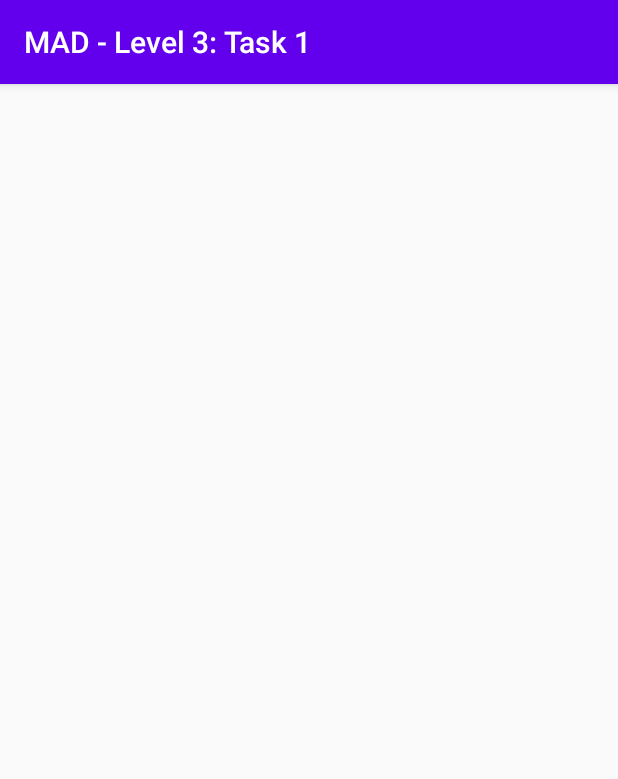
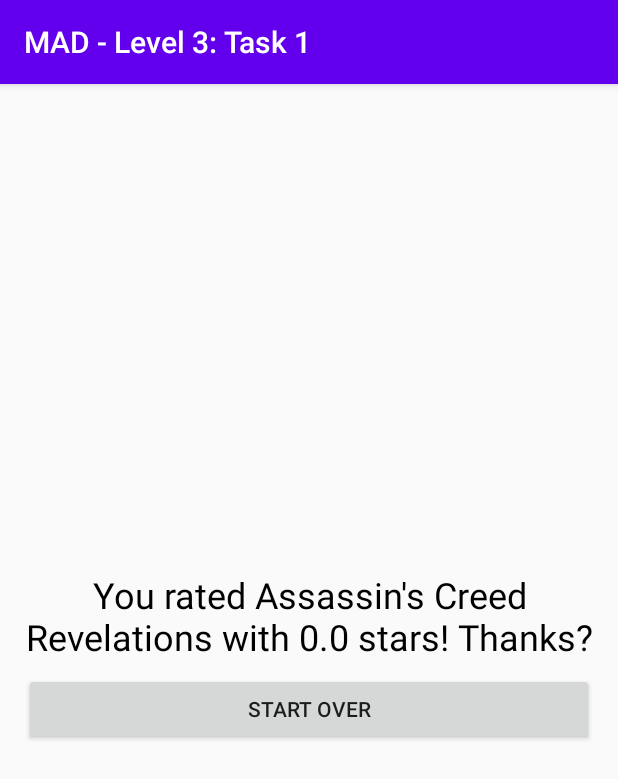
Before and after one commit to NoNamer777/MadLevel3Task1, an Android app: the RatingFragment screen opened through its navigation route, after a tap on "TO SUMMARY", on a phone screen of 412 x 824 dp. Shown: the top 779 px of the screen. Run offline under Robolectric (Android 15) with nearby library versions, the phone set to English and light mode, and no system bars.

Commit message:
Step 5: Show rating results in Summary Fragment, link its navigation button to the start and disable moving back once the rating is reset.

```diff
--- a/app/src/main/java/com/nonamer777/madlevel3task1/SummaryFragment.kt
+++ b/app/src/main/java/com/nonamer777/madlevel3task1/SummaryFragment.kt
@@ -5,6 +5,8 @@ import android.view.LayoutInflater
 import android.view.View
 import android.view.ViewGroup
 import androidx.fragment.app.Fragment
+import androidx.navigation.fragment.findNavController
+import kotlinx.android.synthetic.main.fragment_summary.*
 
 const val ARG_GAME_NAME = "arg_game_name"
 const val ARG_GAME_RATING = "arg_game_rating"
@@ -21,4 +23,22 @@ class SummaryFragment : Fragment() {
         // Inflate the layout for this fragment
         return inflater.inflate(R.layout.fragment_summary, container, false)
     }
+
+    override fun onViewCreated(view: View, savedInstanceState: Bundle?) {
+        super.onViewCreated(view, savedInstanceState)
+
+        // Retrieve the name of the rated game and its rating from the arguments.
+        val gameName = arguments?.getString(ARG_GAME_NAME)
+        val gameRating = arguments?.getFloat(ARG_GAME_RATING)
+
+        txtRatingResult.text = String.format(
+            "You rated %s with %.1f stars! Thanks?",
+            gameName,
+            gameRating
+        )
+
+        btnStartOver.setOnClickListener {
+            findNavController().navigate(R.id.action_summaryFragment_to_startFragment)
+        }
+    }
 }
--- a/app/src/main/res/layout/fragment_summary.xml
+++ b/app/src/main/res/layout/fragment_summary.xml
@@ -1,8 +1,45 @@
 <?xml version="1.0" encoding="utf-8"?>
 <androidx.constraintlayout.widget.ConstraintLayout
     xmlns:android="http://schemas.android.com/apk/res/android"
+    xmlns:app="http://schemas.android.com/apk/res-auto"
     xmlns:tools="http://schemas.android.com/tools"
     android:id="@+id/clSummary"
     android:layout_width="match_parent"
     android:layout_height="match_parent"
-    tools:context=".SummaryFragment"/>
+    android:layout_marginStart="8sp"
+    android:layout_marginTop="4sp"
+    android:layout_marginEnd="8sp"
+    android:layout_marginBottom="4sp"
+    tools:context=".SummaryFragment">
+
+    <TextView
+        android:id="@+id/txtRatingResult"
+        android:layout_width="wrap_content"
+        android:layout_height="wrap_content"
+        android:text="@string/txt_rating_result"
+        android:textAlignment="center"
+        android:textColor="@android:color/black"
+        android:textSize="24sp"
+        app:layout_constraintBottom_toTopOf="@+id/btnStartOver"
+        app:layout_constraintEnd_toEndOf="parent"
+        app:layout_constraintHorizontal_bias="0.5"
+        app:layout_constraintStart_toStartOf="parent"
+        app:layout_constraintTop_toTopOf="parent"
+        app:layout_constraintVertical_chainStyle="packed" />
+
+    <Button
+        android:id="@+id/btnStartOver"
+        android:layout_width="0dp"
+        android:layout_height="wrap_content"
+        android:layout_marginStart="8sp"
+        android:layout_marginTop="8sp"
+        android:layout_marginEnd="8sp"
+        android:layout_marginBottom="4sp"
+        android:text="@string/btn_start_over_label"
+        app:layout_constraintBottom_toBottomOf="parent"
+        app:layout_constraintEnd_toEndOf="parent"
+        app:layout_constraintHorizontal_bias="0.5"
+        app:layout_constraintStart_toStartOf="parent"
+        app:layout_constraintTop_toBottomOf="@+id/txtRatingResult" />
+
+</androidx.constraintlayout.widget.ConstraintLayout>
--- a/app/src/main/res/navigation/nav_graph.xml
+++ b/app/src/main/res/navigation/nav_graph.xml
@@ -31,7 +31,9 @@
         tools:layout="@layout/fragment_summary" >
         <action
             android:id="@+id/action_summaryFragment_to_startFragment"
-            app:destination="@id/startFragment" />
+            app:destination="@id/startFragment"
+            app:popUpTo="@id/startFragment"
+            app:popUpToInclusive="true" />
     </fragment>
 
 </navigation>
--- a/app/src/main/res/values/strings.xml
+++ b/app/src/main/res/values/strings.xml
@@ -8,4 +8,7 @@
     <string name="btn_nav_summary">to summary</string>
     <string name="txt_instructions">Rate the following game:</string>
     <string name="txt_game_title" />
+
+    <string name="btn_start_over_label">start over</string>
+    <string name="txt_rating_result" />
 </resources>
```
